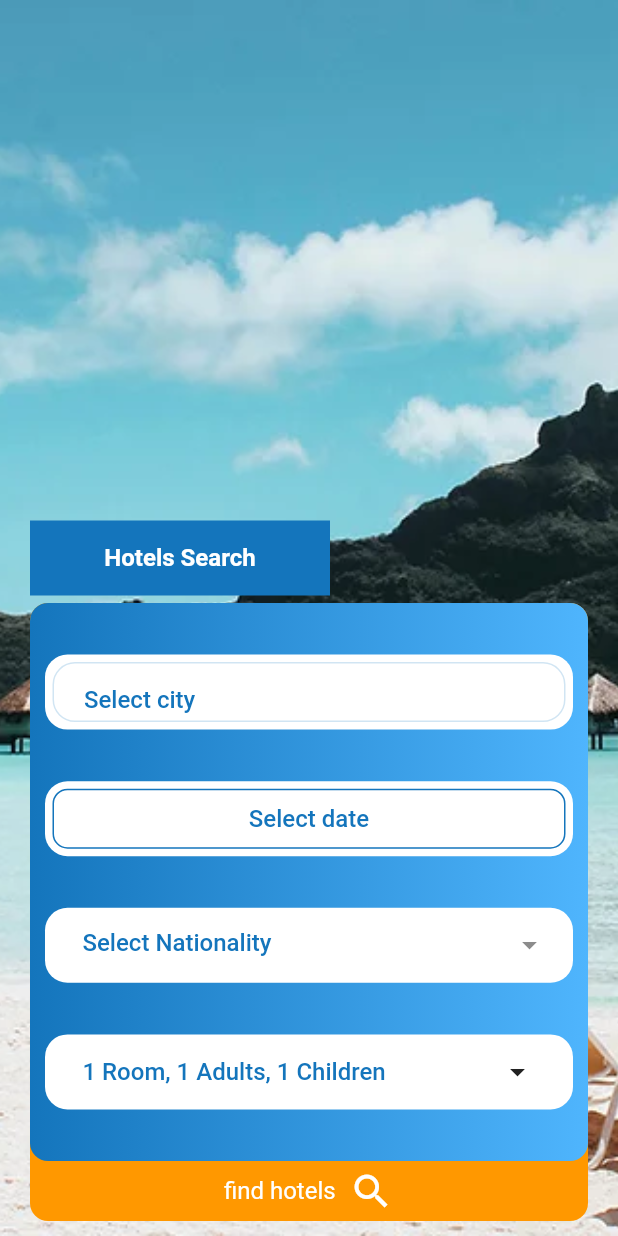
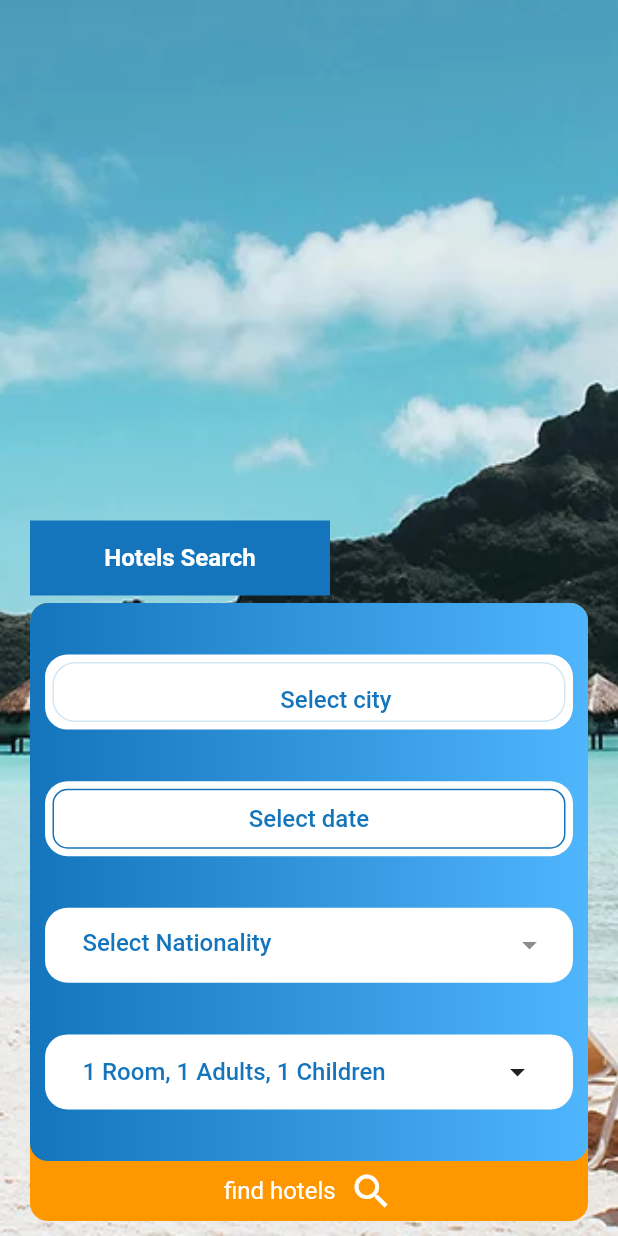
Before and after one commit to yassinBeyazid/hotel_go, a Flutter app: the screen it shows after launch, on a phone screen of 412 x 824 dp. Run offline on Flutter 3.47's test engine with Material 2 defaults, Android fonts, the phone set to English and light mode, and no system bars; drawn by our look-alikes of dropdown_search; our stand-ins replace bloc, equatable, flutter_bloc, syncfusion_flutter_datepicker.

Commit message:
edit in code architecture

```diff
--- a/lib/view/home/components/city_dropdown.dart
+++ b/lib/view/home/components/city_dropdown.dart
@@ -35,12 +35,11 @@ class CityDropDown extends StatelessWidget {
               const DropdownButtonProps(
                   isVisible: false),
               dropdownDecoratorProps:
-              const DropDownDecoratorProps(
+              const DropDownDecoratorProps(textAlign: TextAlign.center,
                 dropdownSearchDecoration:
                 InputDecoration(
                     border: InputBorder.none,
-                    hintText: "Select city",
-
+                    hintText: "         Select city",
                     contentPadding:
                     EdgeInsets
                         .symmetric(
```
